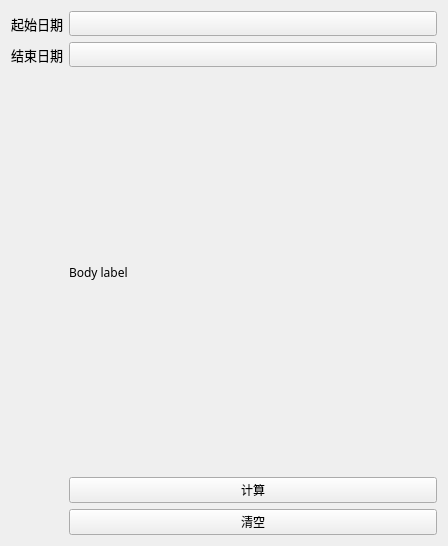
Above: app/resource/ui/calendar.ui from ivansnow02/SimpleCalculator before the change. Below: the same form after it.
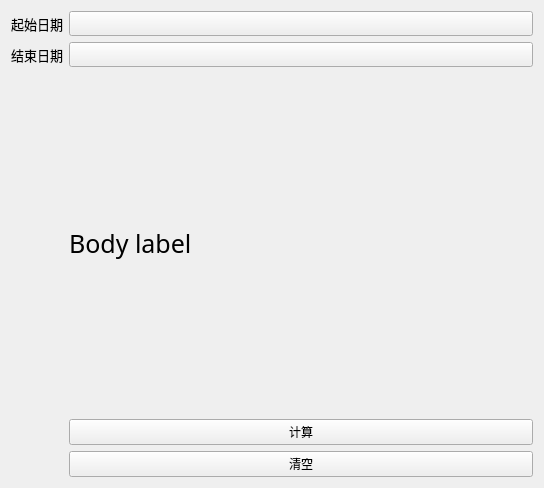
That is the form after the change. Custom widgets are drawn as their Qt base class.

Patch:
```diff
--- a/app/resource/ui/calendar.ui
+++ b/app/resource/ui/calendar.ui
@@ -6,8 +6,8 @@
    <rect>
     <x>0</x>
     <y>0</y>
-    <width>448</width>
-    <height>546</height>
+    <width>544</width>
+    <height>488</height>
    </rect>
   </property>
   <property name="font">
@@ -19,7 +19,7 @@
    <string>Frame</string>
   </property>
   <layout class="QGridLayout" name="gridLayout_3">
-   <item row="0" column="0">
+   <item row="0" column="1">
     <layout class="QFormLayout" name="formLayout">
      <item row="0" column="0">
       <widget class="BodyLabel" name="BodyLabel">
@@ -76,17 +76,7 @@
      <item row="1" column="1">
       <widget class="CalendarPicker" name="CalendarPicker_end"/>
      </item>
-     <item row="3" column="1">
-      <widget class="ElevatedPushButton" name="button_cal">
-       <property name="text">
-        <string>计算</string>
-       </property>
-       <property name="borderRadius">
-        <number>10</number>
-       </property>
-      </widget>
-     </item>
-     <item row="4" column="1">
+     <item row="5" column="1">
       <widget class="ElevatedPushButton" name="button_ac">
        <property name="text">
         <string>清空</string>
@@ -96,6 +86,16 @@
        </property>
       </widget>
      </item>
+     <item row="4" column="1">
+      <widget class="ElevatedPushButton" name="button_cal">
+       <property name="text">
+        <string>计算</string>
+       </property>
+       <property name="borderRadius">
+        <number>10</number>
+       </property>
+      </widget>
+     </item>
      <item row="2" column="1">
       <widget class="BodyLabel" name="label">
        <property name="sizePolicy">
@@ -110,6 +110,14 @@
          <height>169</height>
         </size>
        </property>
+       <property name="font">
+        <font>
+         <family>微软雅黑 Light</family>
+         <pointsize>19</pointsize>
+         <weight>50</weight>
+         <bold>false</bold>
+        </font>
+       </property>
        <property name="styleSheet">
         <string notr="true">BodyLabel{
 	color: #6750a4;
```
